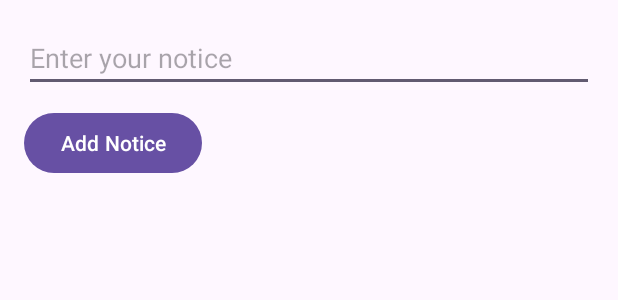
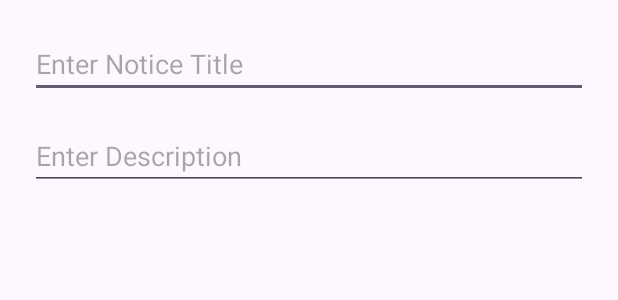
Before and after one commit to Sakssmama01/NoticeBoardApp, an Android app: the layout activity_dilogue_add_notice.xml on its own in the app's theme, with its tools: preview values and no code run, on a phone screen of 412 x 824 dp. Shown: the top 300 px of the screen. Run offline under Robolectric (Android 15) with nearby library versions, the phone set to English and light mode, and no system bars.

Commit message:
Initial commit: Notice Board App with add & detail view

```diff
--- a/app/build.gradle.kts
+++ b/app/build.gradle.kts
@@ -40,6 +40,7 @@ dependencies {
     implementation("com.google.android.material:material:1.9.0")
     implementation("androidx.activity:activity-ktx:1.8.0")
     implementation("androidx.constraintlayout:constraintlayout:2.1.4")
+    implementation(libs.androidx.activity)
     testImplementation("junit:junit:4.13.2")
     androidTestImplementation("androidx.test.ext:junit:1.1.5")
     androidTestImplementation("androidx.test.espresso:espresso-core:3.5.1")
--- /dev/null
+++ b/app/src/main/java/Notice.kt
@@ -0,0 +1,3 @@
+package com.example.noticeboard
+
+data class Notice(val title: String, val description: String)
--- a/app/src/main/res/layout/activity_dilogue_add_notice.xml
+++ b/app/src/main/res/layout/activity_dilogue_add_notice.xml
@@ -1,20 +1,19 @@
-<?xml version="1.0" encoding="utf-8"?>
 <LinearLayout xmlns:android="http://schemas.android.com/apk/res/android"
+    android:orientation="vertical"
+    android:padding="20dp"
     android:layout_width="match_parent"
-    android:layout_height="wrap_content"
-    android:padding="16dp"
-    android:orientation="vertical">
+    android:layout_height="wrap_content">
 
     <EditText
-        android:id="@+id/etNotice"
+        android:id="@+id/etTitle"
         android:layout_width="match_parent"
         android:layout_height="wrap_content"
-        android:hint="Enter your notice" />
+        android:hint="Enter Notice Title" />
 
-    <Button
-        android:id="@+id/btnAdd"
-        android:layout_width="wrap_content"
+    <EditText
+        android:id="@+id/etDescription"
+        android:layout_width="match_parent"
         android:layout_height="wrap_content"
-        android:text="Add Notice"
-        android:layout_marginTop="10dp"/>
+        android:hint="Enter Description"
+        android:layout_marginTop="16dp" />
 </LinearLayout>
```
Also changed, not shown: app/src/main/AndroidManifest.xml (+11 -4 lines), app/src/main/java/AddNoticeDialog.kt (added, +31 -0 lines), app/src/main/java/NoticeAdapter.kt (+15 -7 lines), app/src/main/java/com/example/noticeboard/MainActivity.kt (+9 -19 lines), app/src/main/java/com/example/noticeboard/NoticeDetail.kt (added, +18 -0 lines), app/src/main/java/com/example/noticeboard/dilogue_add_Notice.kt (deleted, +0 -46 lines), app/src/main/java/item_Notice.kt (deleted, +0 -11 lines), app/src/main/res/layout/activity_main.xml (+4 -21 lines), app/src/main/res/layout/activity_notice_detail.xml (added, +23 -0 lines).
